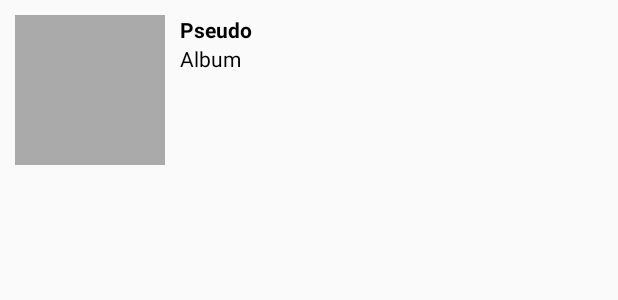
After one commit to Gui-B/STRI-IHM-EXO4, an Android app: the layout row.xml on its own in the app's theme, with its tools: preview values and no code run, on a phone screen of 412 x 824 dp. The commit adds this screen. Shown: the top 300 px of the screen. Run offline under Robolectric (Android 15) with nearby library versions, the light colour scheme and no system bars.

Commit message:
graphical change and add of a view

```diff
--- a/app/src/main/res/layout/activity_exo4.xml
+++ b/app/src/main/res/layout/activity_exo4.xml
@@ -16,12 +16,13 @@
         android:text="CustomListView" />
 
     <LinearLayout
-        android:orientation="horizontal"
+        android:orientation="vertical"
         android:layout_width="match_parent"
         android:layout_height="match_parent"
         android:layout_below="@+id/textView"
         android:layout_alignParentStart="true"
-        android:layout_marginTop="47dp">
+        android:layout_marginTop="47dp"
+        android:baselineAligned="false">
 
         <ListView
             android:layout_width="wrap_content"
--- /dev/null
+++ b/app/src/main/res/layout/row.xml
@@ -0,0 +1,38 @@
+<?xml version="1.0" encoding="utf-8"?>
+<RelativeLayout xmlns:android="http://schemas.android.com/apk/res/android"
+xmlns:tools="http://schemas.android.com/tools"
+android:layout_width="match_parent"
+android:layout_height="match_parent"
+android:padding="10dp"
+    >
+
+<ImageView
+    android:id="@+id/img"
+    android:layout_width="100dp"
+    android:layout_height="100dp"
+    tools:background="#AAA"
+    />
+
+<TextView
+    android:id="@+id/artiste"
+    android:layout_width="wrap_content"
+    android:layout_height="wrap_content"
+    android:textColor="@android:color/black"
+    android:layout_marginLeft="10dp"
+    android:layout_toRightOf="@+id/img"
+    android:layout_alignTop="@+id/img"
+    android:textStyle="bold"
+    tools:text="Pseudo"
+    />
+
+<TextView
+    android:id="@+id/album"
+    android:layout_width="wrap_content"
+    android:layout_height="wrap_content"
+    android:textColor="@android:color/black"
+    android:layout_alignLeft="@+id/artiste"
+    android:layout_below="@+id/artiste"
+    tools:text="Album"
+    />
+
+</RelativeLayout>
```
